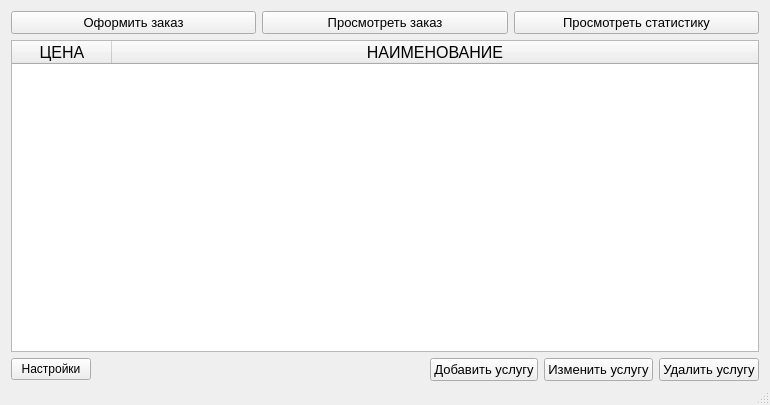
First picture: the form in code/mainwindow.ui, repository Alex-Sidorov/SEFOLL, before the edit.
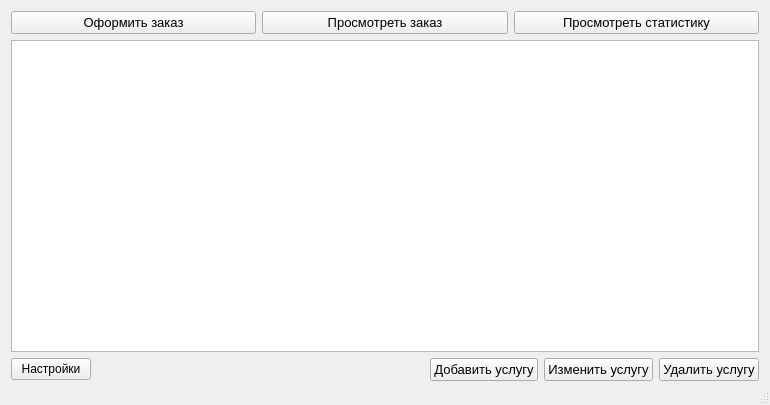
Second picture: the form after the edit.

```diff
--- a/code/mainwindow.ui
+++ b/code/mainwindow.ui
@@ -149,7 +149,7 @@
          <bool>false</bool>
         </property>
         <attribute name="horizontalHeaderVisible">
-         <bool>true</bool>
+         <bool>false</bool>
         </attribute>
         <attribute name="horizontalHeaderCascadingSectionResizes">
          <bool>true</bool>
```
Left out of the diff: 2 changed lines with no effect on the pictures.
